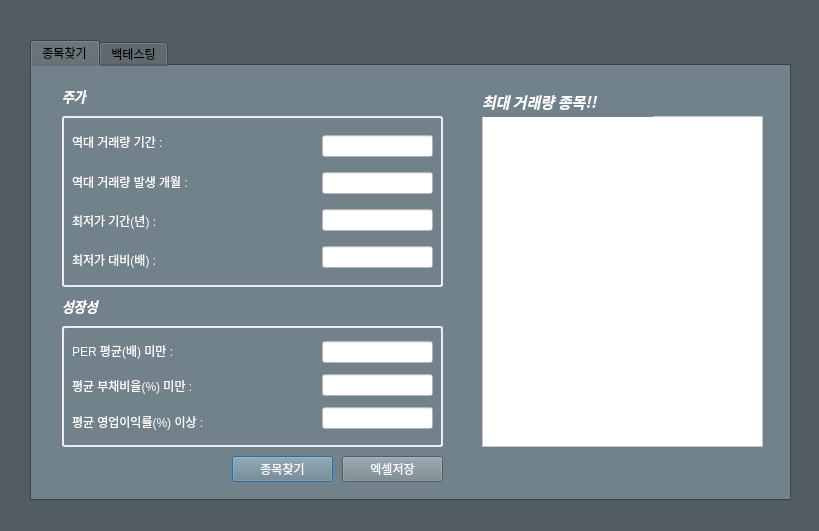
Before: the Qt Designer form src/backTest.ui in jinsnow948/backtestingJin, drawn with Qt 5.
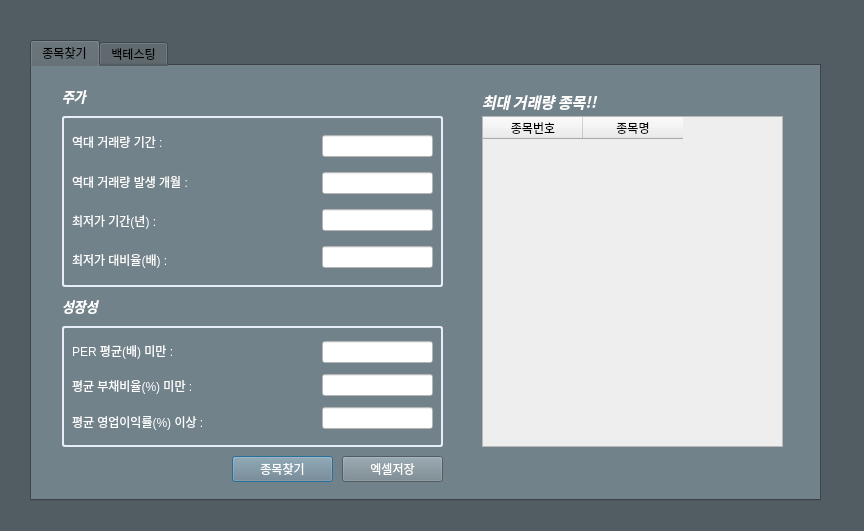
After: the same form once the commit is applied.

Commit message: naver_financial_data 쪽에서 정보가져오다 오류남 확인 중

```diff
--- a/src/backTest.ui
+++ b/src/backTest.ui
@@ -6,7 +6,7 @@
    <rect>
     <x>0</x>
     <y>0</y>
-    <width>819</width>
+    <width>864</width>
     <height>531</height>
    </rect>
   </property>
@@ -24,7 +24,7 @@
     <rect>
      <x>30</x>
      <y>40</y>
-     <width>761</width>
+     <width>791</width>
      <height>461</height>
     </rect>
    </property>
@@ -78,7 +78,7 @@
       <item>
        <widget class="QLabel" name="lowest_contrast_label">
         <property name="text">
-         <string>&lt;html&gt;&lt;head/&gt;&lt;body&gt;&lt;p&gt;&lt;span style=&quot; color:#ffffff;&quot;&gt;최저가 대비(배) :&lt;/span&gt;&lt;/p&gt;&lt;/body&gt;&lt;/html&gt;</string>
+         <string>&lt;html&gt;&lt;head/&gt;&lt;body&gt;&lt;p&gt;&lt;span style=&quot; color:#ffffff;&quot;&gt;최저가 대비율(배) :&lt;/span&gt;&lt;/p&gt;&lt;/body&gt;&lt;/html&gt;</string>
         </property>
        </widget>
       </item>
@@ -257,19 +257,6 @@
       </item>
      </layout>
     </widget>
-    <widget class="QListView" name="listView">
-     <property name="geometry">
-      <rect>
-       <x>450</x>
-       <y>50</y>
-       <width>281</width>
-       <height>331</height>
-      </rect>
-     </property>
-     <property name="styleSheet">
-      <string notr="true">background-color: rgb(255, 255, 255);</string>
-     </property>
-    </widget>
     <widget class="QLabel" name="Result_label">
      <property name="geometry">
       <rect>
@@ -386,9 +373,31 @@
       <string/>
      </property>
     </widget>
+    <widget class="QTableWidget" name="itemTable">
+     <property name="geometry">
+      <rect>
+       <x>450</x>
+       <y>50</y>
+       <width>301</width>
+       <height>331</height>
+      </rect>
+     </property>
+     <property name="styleSheet">
+      <string notr="true">background-color: rgb(238, 238, 238);</string>
+     </property>
+     <column>
+      <property name="text">
+       <string>종목번호</string>
+      </property>
+     </column>
+     <column>
+      <property name="text">
+       <string>종목명</string>
+      </property>
+     </column>
+    </widget>
     <zorder>label_2</zorder>
     <zorder>label</zorder>
-    <zorder>listView</zorder>
     <zorder>verticalLayoutWidget</zorder>
     <zorder>growth_label</zorder>
     <zorder>verticalLayoutWidget_2</zorder>
@@ -398,6 +407,7 @@
     <zorder>search_button</zorder>
     <zorder>excel_download_button</zorder>
     <zorder>value_label</zorder>
+    <zorder>itemTable</zorder>
    </widget>
    <widget class="QWidget" name="tab2">
     <attribute name="title">
```
The commit also changes 2 other files.
